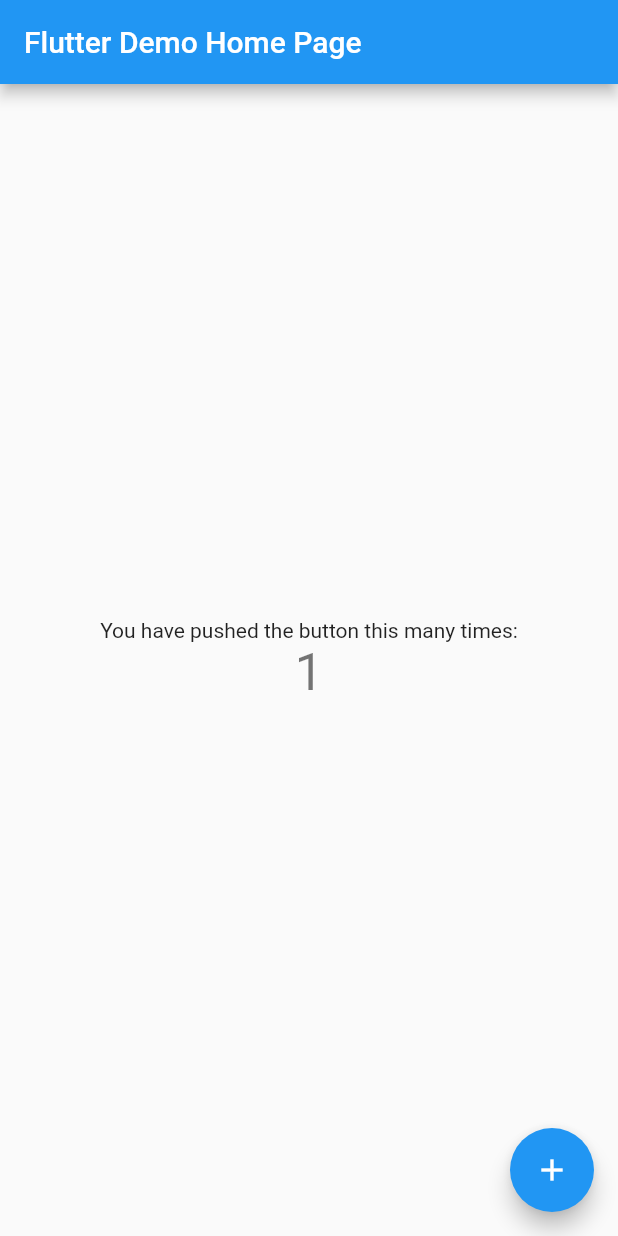
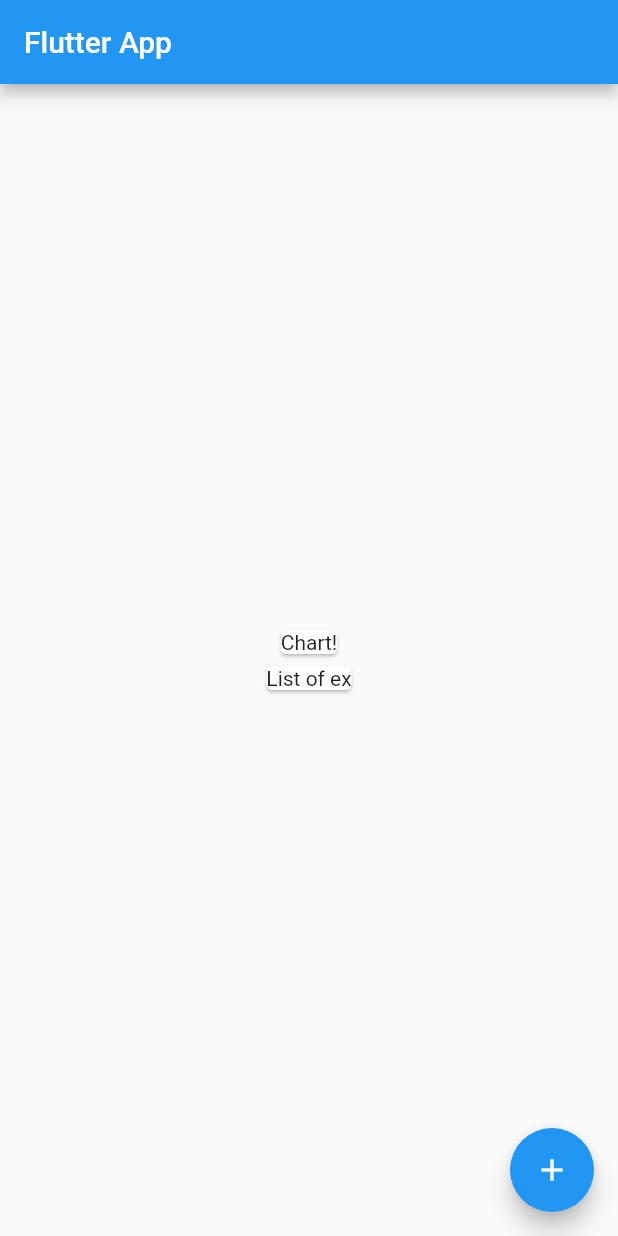
Before and after one commit to KaanBaglacer/personal_expenses, a Flutter app: the screen it shows after launch, after a tap on the "add" icon, on a phone screen of 412 x 824 dp. Run offline on Flutter 3.47's test engine with Material 2 defaults, Android fonts, the phone set to English and light mode, and no system bars.

Commit message:
deleted comment lines

```diff
--- a/lib/main.dart
+++ b/lib/main.dart
@@ -7,109 +7,47 @@ void main() {
 class MyApp extends StatelessWidget {
   const MyApp({Key? key}) : super(key: key);
 
-  // This widget is the root of your application.
   @override
   Widget build(BuildContext context) {
     return MaterialApp(
       title: 'Flutter Demo',
       theme: ThemeData(
-        // This is the theme of your application.
-        //
-        // Try running your application with "flutter run". You'll see the
-        // application has a blue toolbar. Then, without quitting the app, try
-        // changing the primarySwatch below to Colors.green and then invoke
-        // "hot reload" (press "r" in the console where you ran "flutter run",
-        // or simply save your changes to "hot reload" in a Flutter IDE).
-        // Notice that the counter didn't reset back to zero; the application
-        // is not restarted.
         primarySwatch: Colors.blue,
       ),
-      home: const MyHomePage(title: 'Flutter Demo Home Page'),
+      home: MyHomePage(),
     );
   }
 }
 
-class MyHomePage extends StatefulWidget {
-  const MyHomePage({Key? key, required this.title}) : super(key: key);
-
-  // This widget is the home page of your application. It is stateful, meaning
-  // that it has a State object (defined below) that contains fields that affect
-  // how it looks.
-
-  // This class is the configuration for the state. It holds the values (in this
-  // case the title) provided by the parent (in this case the App widget) and
-  // used by the build method of the State. Fields in a Widget subclass are
-  // always marked "final".
-
-  final String title;
-
-  @override
-  State<MyHomePage> createState() => _MyHomePageState();
-}
-
-class _MyHomePageState extends State<MyHomePage> {
-  int _counter = 0;
-
-  void _incrementCounter() {
-    setState(() {
-      // This call to setState tells the Flutter framework that something has
-      // changed in this State, which causes it to rerun the build method below
-      // so that the display can reflect the updated values. If we changed
-      // _counter without calling setState(), then the build method would not be
-      // called again, and so nothing would appear to happen.
-      _counter++;
-    });
-  }
+class MyHomePage extends StatelessWidget {
+  const MyHomePage({Key? key}) : super(key: key);
 
   @override
   Widget build(BuildContext context) {
-    // This method is rerun every time setState is called, for instance as done
-    // by the _incrementCounter method above.
-    //
-    // The Flutter framework has been optimized to make rerunning build methods
-    // fast, so that you can just rebuild anything that needs updating rather
-    // than having to individually change instances of widgets.
     return Scaffold(
       appBar: AppBar(
-        // Here we take the value from the MyHomePage object that was created by
-        // the App.build method, and use it to set our appbar title.
-        title: Text(widget.title),
+        title: const Text("Flutter App"),
       ),
       body: Center(
-        // Center is a layout widget. It takes a single child and positions it
-        // in the middle of the parent.
         child: Column(
-          // Column is also a layout widget. It takes a list of children and
-          // arranges them vertically. By default, it sizes itself to fit its
-          // children horizontally, and tries to be as tall as its parent.
-          //
-          // Invoke "debug painting" (press "p" in the console, choose the
-          // "Toggle Debug Paint" action from the Flutter Inspector in Android
-          // Studio, or the "Toggle Debug Paint" command in Visual Studio Code)
-          // to see the wireframe for each widget.
-          //
-          // Column has various properties to control how it sizes itself and
-          // how it positions its children. Here we use mainAxisAlignment to
-          // center the children vertically; the main axis here is the vertical
-          // axis because Columns are vertical (the cross axis would be
-          // horizontal).
           mainAxisAlignment: MainAxisAlignment.center,
           children: <Widget>[
-            const Text(
-              'You have pushed the button this many times:',
+            Card(
+              child: Text(
+                "Chart!",
+              ),
             ),
-            Text(
-              '$_counter',
-              style: Theme.of(context).textTheme.headline4,
-            ),
+            Card(
+              child: Text("List of ex"),
+            )
           ],
         ),
       ),
       floatingActionButton: FloatingActionButton(
-        onPressed: _incrementCounter,
+        onPressed: () => {},
         tooltip: 'Increment',
         child: const Icon(Icons.add),
-      ), // This trailing comma makes auto-formatting nicer for build methods.
+      ),
     );
   }
 }
```
